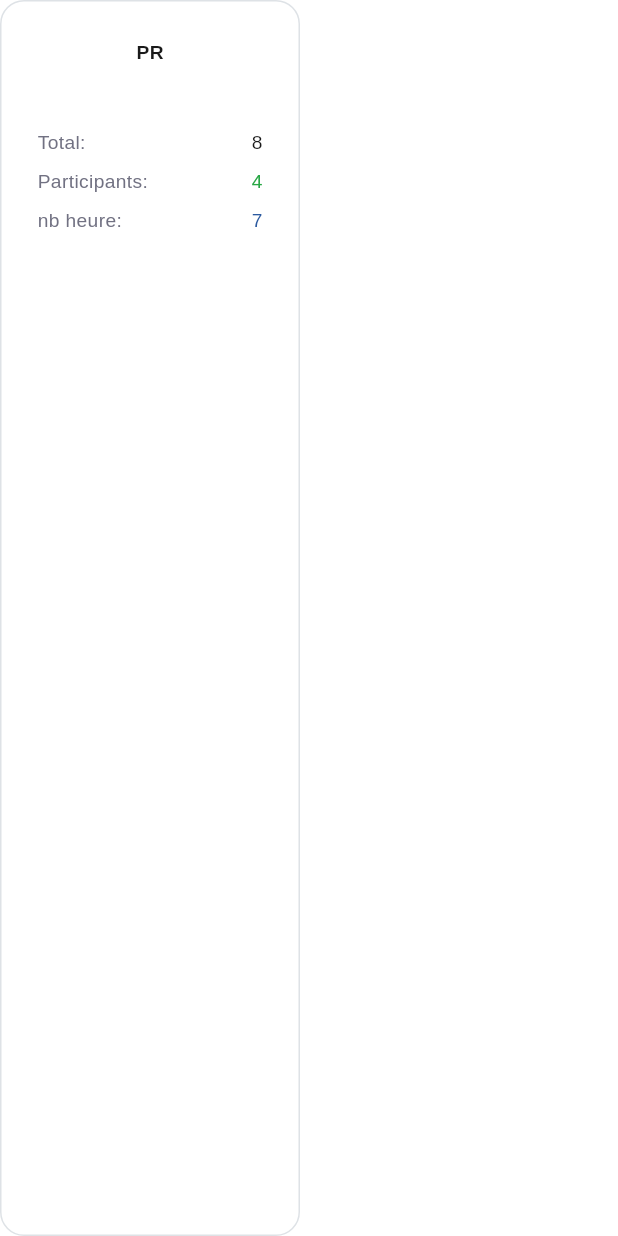
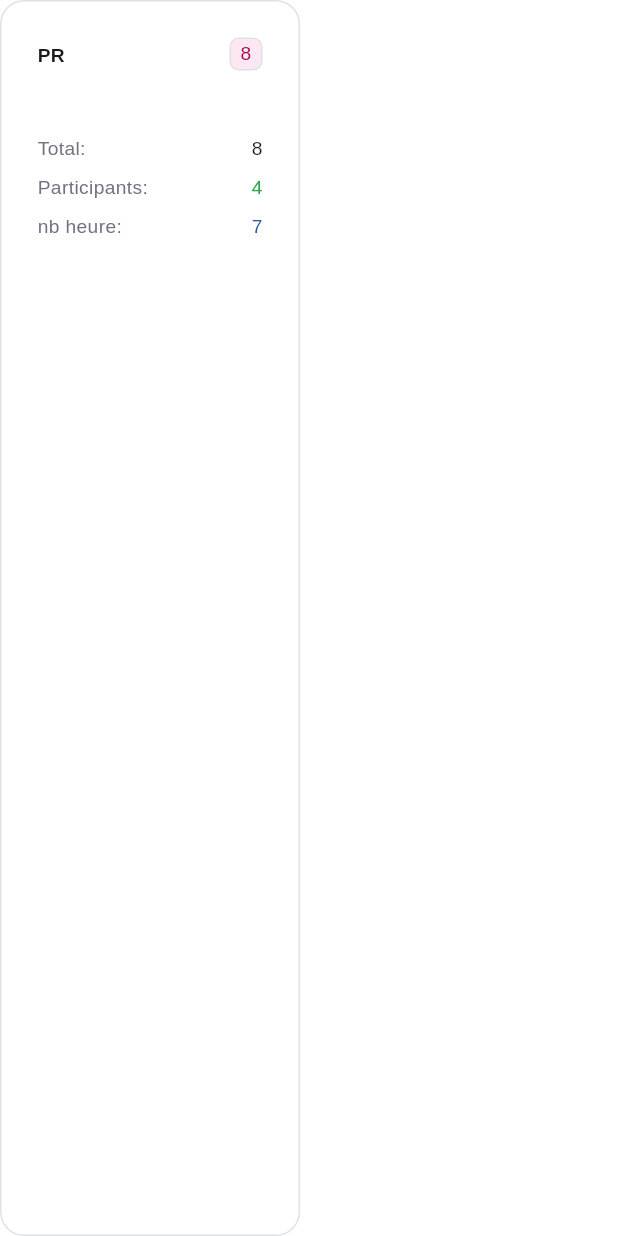
Before and after one commit to assil-mathlouthi/Planning-System, a Flutter app: the GradeStaticsCard widget shown alone on an empty page, opened directly, on a phone screen of 412 x 824 dp. Run offline on Flutter 3.47's test engine with Material 3 defaults, Android fonts, the phone set to English and light mode, and no system bars; our stand-ins replace dartz, drift, file_picker, flutter_svg, get; missing offline and left inert: excel, window_manager; accounts and stored records are empty; generated files the repository leaves out were written again.

Commit message:
fix colors code

```diff
--- a/lib/core/extensions/grade_color.dart
+++ b/lib/core/extensions/grade_color.dart
@@ -9,53 +9,53 @@ extension GradeColorExtension on GradeEnum {
     switch (this) {
       case GradeEnum.pr:
         return (
-          dark: const Color(0xFF0D47A1),
-          light: const Color(0xFFBBDEFB),
+          dark: const Color(0xFF193CB8),
+          light: const Color(0xFFDBEAFE),
         ); // Blue
       case GradeEnum.ma:
         return (
-          dark: const Color(0xFF1B5E20),
-          light: const Color(0xFFC8E6C9),
+          dark: const Color(0xFF6E11B0),
+          light: const Color(0xFFF3E8FF),
         ); // Green
       case GradeEnum.v:
         return (
-          dark: const Color(0xFF4A148C),
-          light: const Color(0xFFE1BEE7),
+          dark: const Color(0xFF016630),
+          light: const Color(0xFFDCFCE7),
         ); // Purple
       case GradeEnum.ptc:
         return (
-          dark: const Color(0xFFE65100),
-          light: const Color(0xFFFFE0B2),
+          dark: const Color(0xFF005F78),
+          light: const Color(0xFFCEFAFE),
         ); // Orange
       case GradeEnum.va:
         return (
-          dark: const Color(0xFF004D40),
-          light: const Color(0xFFB2DFDB),
+          dark: const Color(0xFF3C6300),
+          light: const Color(0xFFECFCCA),
         ); // Teal
       case GradeEnum.ac:
         return (
-          dark: const Color(0xFFB71C1C),
-          light: const Color(0xFFFFCDD2),
+          dark: const Color(0xFF372AAC),
+          light: const Color(0xFFE0E7FF),
         ); // Red
       case GradeEnum.as:
         return (
-          dark: const Color(0xFF1A237E),
-          light: const Color(0xFFC5CAE9),
+          dark: const Color(0xFF005F5A),
+          light: const Color(0xFFCBFBF1),
         ); // Indigo
       case GradeEnum.ex:
         return (
-          dark: const Color(0xFF212121),
-          light: const Color(0xFFE0E0E0),
+          dark: const Color(0xFF973C00),
+          light: const Color(0xFFFEF3C6),
         ); // Grey
       case GradeEnum.pes:
         return (
-          dark: const Color(0xFFFF8F00),
-          light: const Color(0xFFFFF9C4),
+          dark: const Color(0xFFA3004C),
+          light: const Color(0xFFFCE7F3),
         ); // Amber/Yellow
       case GradeEnum.mc:
         return (
-          dark: const Color(0xFF3E2723),
-          light: const Color(0xFFD7CCC8),
+          dark: const Color(0xFF006045),
+          light: const Color(0xFFD0FAE5),
         ); // Brown
     }
   }
--- a/lib/features/enseignant/widgets/grade_statics_card.dart
+++ b/lib/features/enseignant/widgets/grade_statics_card.dart
@@ -1,7 +1,9 @@
 import 'package:flutter/material.dart';
+import 'package:planning_system/core/enums/grade.dart';
 import 'package:planning_system/core/extensions/color_scheme_shorthand.dart';
 import 'package:planning_system/core/extensions/gap_with_sized_box.dart';
 import 'package:planning_system/core/utils/app_style.dart';
+import 'package:planning_system/features/enseignant/widgets/total_grade_card.dart';
 
 class GradeStaticsCard extends StatelessWidget {
   const GradeStaticsCard({super.key});
@@ -18,7 +20,13 @@ class GradeStaticsCard extends StatelessWidget {
       ),
       child: Column(
         children: [
-          Text("PR", style: AppStyles.style16Bold(context)),
+          Row(
+            mainAxisAlignment: MainAxisAlignment.spaceBetween,
+            children: [
+              Text("PR", style: AppStyles.style16Bold(context)),
+              TotalGradeCard(total: 8, grade: GradeEnum.pes),
+            ],
+          ),
           42.h,
           _buildRow(context, "Total:", "8", context.colors.secondary),
           8.h,
--- a/lib/features/enseignant/widgets/total_grade_card.dart
+++ b/lib/features/enseignant/widgets/total_grade_card.dart
@@ -1,18 +1,32 @@
 import 'package:flutter/material.dart';
 import 'package:planning_system/core/enums/grade.dart';
+import 'package:planning_system/core/extensions/color_scheme_shorthand.dart';
+import 'package:planning_system/core/extensions/grade_color.dart';
+import 'package:planning_system/core/utils/app_style.dart';
 
 class TotalGradeCard extends StatelessWidget {
-  const TotalGradeCard({
-    super.key,
-    required this.total,
-    required this.gradeEnum,
-  });
+  const TotalGradeCard({super.key, required this.total, required this.grade});
 
   final int total;
-  final GradeEnum gradeEnum;
+  final GradeEnum grade;
 
   @override
   Widget build(BuildContext context) {
-    return const Placeholder();
+    return Container(
+      width: 22,
+      height: 22,
+      decoration: BoxDecoration(
+        borderRadius: BorderRadius.circular(6),
+        color: grade.colors.light,
+        border: Border.all(color: context.colors.tertiary),
+      ),
+      child: Text(
+        "$total",
+        textAlign: TextAlign.center,
+        style: AppStyles.style16Regular(
+          context,
+        ).copyWith(color: grade.colors.dark),
+      ),
+    );
   }
 }
```
